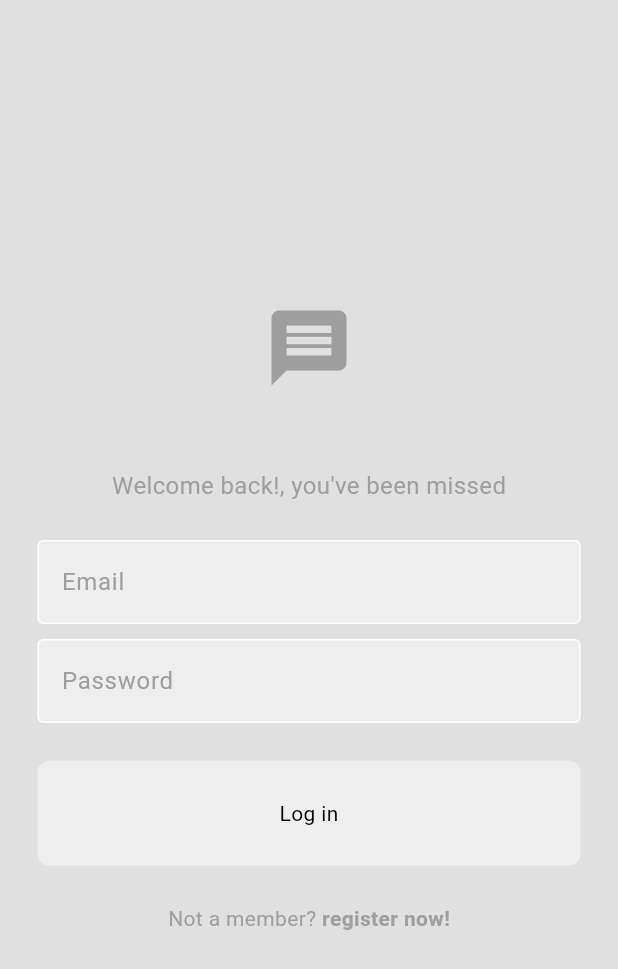
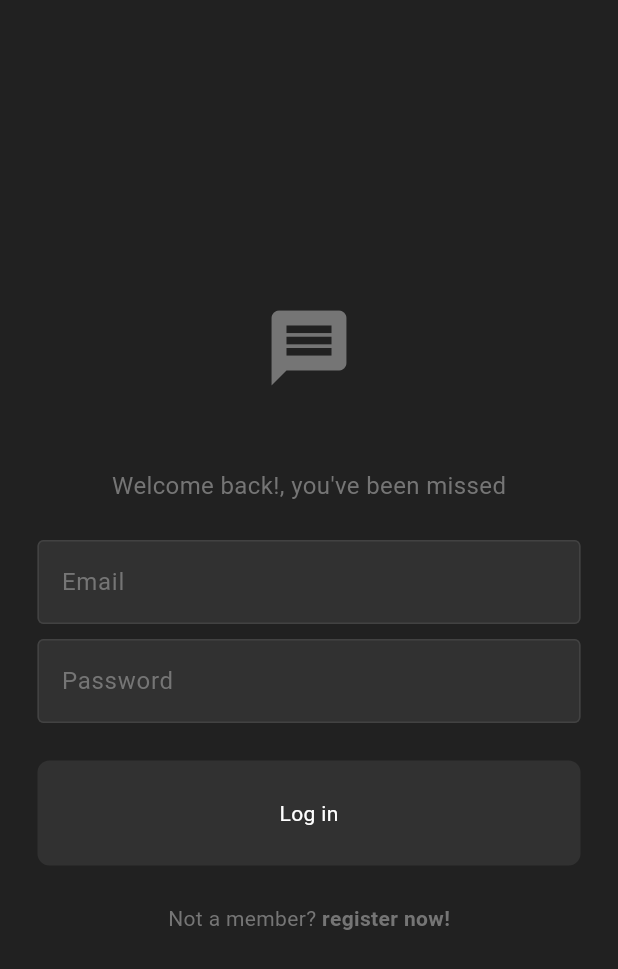
Before and after one commit to carbonanik/chatapp, a Flutter app: the screen it shows after launch, on a phone screen of 412 x 824 dp. Shown: the top 969 px of the screen. Run offline on Flutter 3.47's test engine with Material 3 defaults, Android fonts, the phone set to English and light mode, and no system bars; our stand-ins replace cloud_firestore, firebase_auth, firebase_core; accounts and stored records are empty; generated files the repository leaves out were written again.

Commit message:
🤏 Small changes

```diff
--- a/lib/main.dart
+++ b/lib/main.dart
@@ -1,6 +1,5 @@
 import 'package:chatapp/firebase_options.dart';
 import 'package:chatapp/services/auth/auth_gate.dart';
-import 'package:chatapp/theme/light_mode.dart';
 import 'package:chatapp/theme/theme_provider.dart';
 import 'package:firebase_core/firebase_core.dart';
 import 'package:flutter/material.dart';
--- a/lib/pages/chat_page.dart
+++ b/lib/pages/chat_page.dart
@@ -42,7 +42,7 @@ class _ChatPageState extends State<ChatPage> {
       }
     });
 
-    delayedScrollToBottom();
+    // delayedScrollToBottom();
   }
 
   @override
--- a/lib/theme/dark_mode.dart
+++ b/lib/theme/dark_mode.dart
@@ -1,10 +1,10 @@
 import 'package:flutter/material.dart';
 
 ThemeData darkMode = ThemeData(
-  colorScheme: ColorScheme.light(
+  colorScheme: ColorScheme.dark(
     background: Colors.grey.shade900,
     primary: Colors.grey.shade600,
-    secondary: Colors.grey.shade700,
+    secondary: const Color(0xff313131),
     tertiary: Colors.grey.shade800,
     inversePrimary: Colors.grey.shade300,
   ),
--- a/lib/theme/theme_provider.dart
+++ b/lib/theme/theme_provider.dart
@@ -4,7 +4,7 @@ import 'package:flutter/material.dart';
 import 'dark_mode.dart';
 
 class ThemeProvider extends ChangeNotifier {
-  ThemeData _themeData = lightMode;
+  ThemeData _themeData = darkMode;
 
   ThemeData get themeData => _themeData;
 
```
